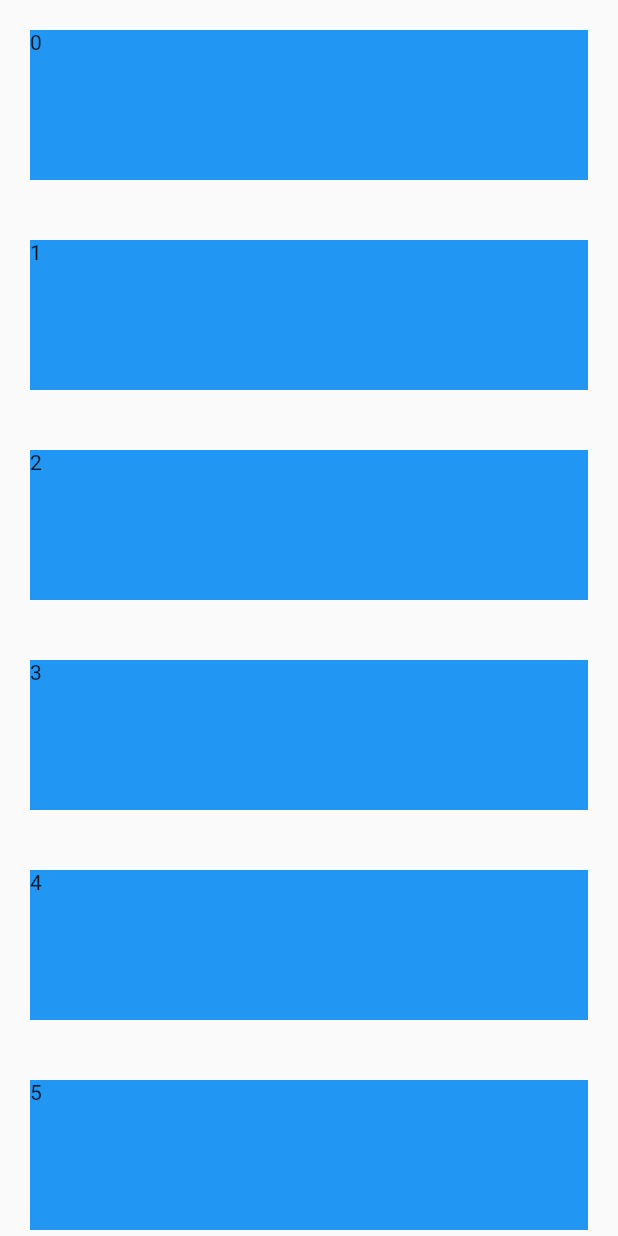
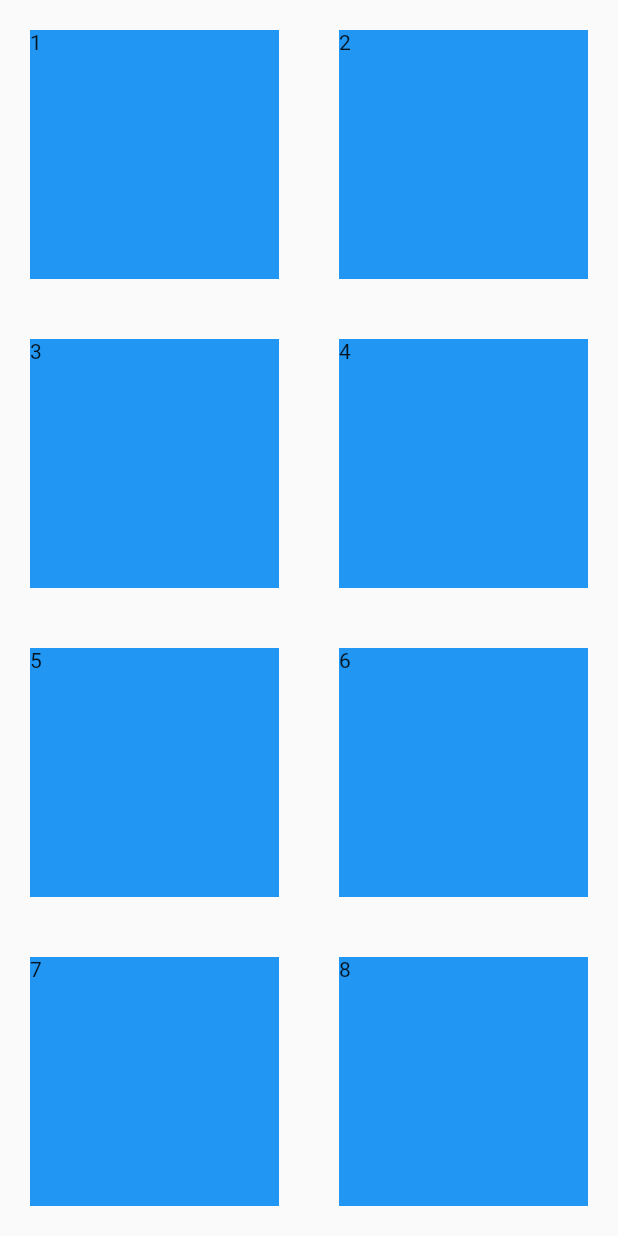
Before and after one commit to Amar-Gill/flutter-quizapp, a Flutter app: the screen it shows after launch, on a phone screen of 412 x 824 dp. Run offline on Flutter 3.47's test engine with Material 2 defaults, Android fonts, the phone set to English and light mode, and no system bars.

```diff
--- a/lib/main.dart
+++ b/lib/main.dart
@@ -10,16 +10,9 @@ class MyApp extends StatelessWidget {
   Widget build(BuildContext context) {
     return MaterialApp(
       home: Scaffold(
-        body: ListView.builder(
-          itemBuilder: (context, idx) {
-            print('constructing container: $idx');
-            return Container(
-              height: 100,
-              color: Colors.blue,
-              margin: EdgeInsets.all(20),
-              child: Text('$idx'),
-            );
-          },
+        body: GridView.count(
+          crossAxisCount: 2,
+          children: _cards(),
         ),
       ),
     );
@@ -31,7 +24,8 @@ List<Widget> _cards() {
       .map((v) => Container(
             color: Colors.blue,
             margin: EdgeInsets.all(20),
-            width: 100,
+            // width: 50,
+            // height: 50,
             child: Text('$v'),
           ))
       .toList();
```
